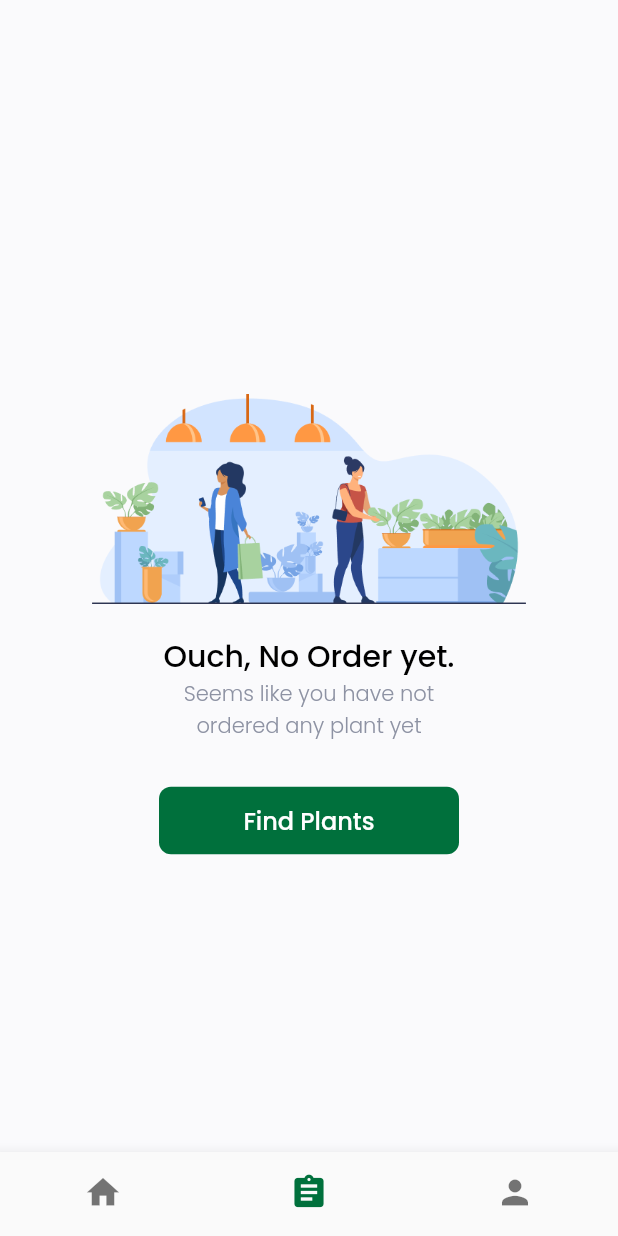
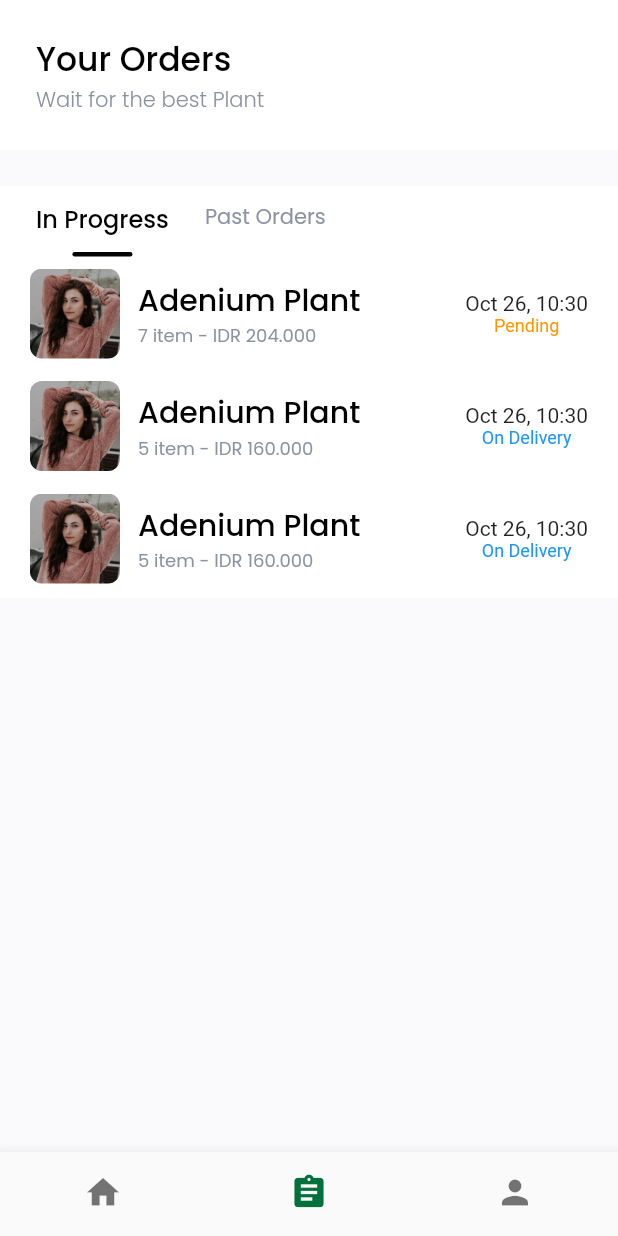
Before and after one commit to riocolis/PlantMarketFlutter, a Flutter app: the screen it shows after launch, swiped to page 2, on a phone screen of 412 x 824 dp. Run offline on Flutter 3.47's test engine with Material 2 defaults, Android fonts, the phone set to English and light mode, and no system bars; our stand-ins replace equatable, flutter_spinkit, get, google_fonts, material_design_icons_flutter, supercharged.

Commit message:
order history

```diff
--- a/lib/models/transaction.dart
+++ b/lib/models/transaction.dart
@@ -51,7 +51,7 @@ List<Transaction> mockTransactions = [
     quantity: 10,
     total: (mockPlant[1].price * 10 * 1.1).round() + 50000,
     dateTime: DateTime.now(),
-    status: TransactionStatus.onDelivery,
+    status: TransactionStatus.cancelled,
     user: mockUser,
   ),
   Transaction(
@@ -60,7 +60,7 @@ List<Transaction> mockTransactions = [
     quantity: 7,
     total: (mockPlant[2].price * 7 * 1.1).round() + 50000,
     dateTime: DateTime.now(),
-    status: TransactionStatus.onDelivery,
+    status: TransactionStatus.pending,
     user: mockUser,
   ),
   Transaction(
@@ -69,7 +69,34 @@ List<Transaction> mockTransactions = [
     quantity: 5,
     total: (mockPlant[3].price * 5 * 1.1).round() + 50000,
     dateTime: DateTime.now(),
+    status: TransactionStatus.delivered,
+    user: mockUser,
+  ),
+  Transaction(
+    id: 4,
+    plant: mockPlant[3],
+    quantity: 5,
+    total: (mockPlant[3].price * 5 * 1.1).round() + 50000,
+    dateTime: DateTime.now(),
     status: TransactionStatus.onDelivery,
     user: mockUser,
   ),
+  Transaction(
+    id: 5,
+    plant: mockPlant[3],
+    quantity: 5,
+    total: (mockPlant[3].price * 5 * 1.1).round() + 50000,
+    dateTime: DateTime.now(),
+    status: TransactionStatus.onDelivery,
+    user: mockUser,
+  ),
+  Transaction(
+    id: 6,
+    plant: mockPlant[3],
+    quantity: 5,
+    total: (mockPlant[3].price * 5 * 1.1).round() + 50000,
+    dateTime: DateTime.now(),
+    status: TransactionStatus.cancelled,
+    user: mockUser,
+  ),
 ];
--- /dev/null
+++ b/lib/shared/helper.dart
@@ -0,0 +1,84 @@
+part of 'shared.dart';
+
+class Helpers {
+  static String formatIDR(dynamic value) {
+    return NumberFormat.currency(
+            locale: 'id-ID', symbol: 'IDR ', decimalDigits: 0)
+        .format(value);
+  }
+
+  static String convertDateTime(DateTime dateTime) {
+    String month;
+    switch (dateTime.month) {
+      case 1:
+        month = 'Jan';
+        break;
+      case 2:
+        month = 'Feb';
+        break;
+      case 3:
+        month = 'Mar';
+        break;
+      case 4:
+        month = 'Apr';
+        break;
+      case 5:
+        month = 'May';
+        break;
+      case 6:
+        month = 'Jun';
+        break;
+      case 7:
+        month = 'Jul';
+        break;
+      case 8:
+        month = 'Aug';
+        break;
+      case 9:
+        month = 'Sep';
+        break;
+      case 10:
+        month = 'Oct';
+        break;
+      case 11:
+        month = 'Nov';
+        break;
+      default:
+        month = 'Des';
+        break;
+    }
+    return month + ' ${dateTime.day}, ${dateTime.hour}:${dateTime.minute}';
+  }
+
+  static String transactionString(TransactionStatus transactionStatus) {
+    switch (transactionStatus) {
+      case TransactionStatus.delivered:
+        return 'Delivered';
+        break;
+      case TransactionStatus.cancelled:
+        return 'Cancelled';
+        break;
+      case TransactionStatus.onDelivery:
+        return 'On Delivery';
+        break;
+      default:
+        return 'Pending';
+    }
+  }
+
+  static Color transactionColor(TransactionStatus transactionStatus) {
+    switch (transactionStatus) {
+      case TransactionStatus.delivered:
+        return Colors.green;
+        break;
+      case TransactionStatus.cancelled:
+        return Colors.red;
+        break;
+      case TransactionStatus.onDelivery:
+        return Colors.blue;
+        break;
+      default:
+        return Colors.orange;
+    }
+  }
+}
--- a/lib/shared/shared.dart
+++ b/lib/shared/shared.dart
@@ -1,6 +1,9 @@
 import 'package:flutter/material.dart';
 import 'package:google_fonts/google_fonts.dart';
+import 'package:intl/intl.dart';
+import 'package:plant_market_flutter/models/models.dart';
 import 'package:supercharged/supercharged.dart';
 
 part 'theme.dart';
 part 'string.dart';
+part 'helper.dart';
--- a/lib/shared/string.dart
+++ b/lib/shared/string.dart
@@ -36,3 +36,6 @@ const String labelAddress = 'Address';
 const String labelHouseNo = 'House No.';
 const String labelCity = 'City';
 const String labelCheckOut = 'Checkout Now';
+
+const String titleOrderHistory = 'Your Orders';
+const String subtitleOrderHistory = 'Wait for the best Plant';
--- /dev/null
+++ b/lib/ui/pages/auth/success_signup_page.dart
@@ -0,0 +1,17 @@
+part of pages;
+
+class SuccessSignUpPage extends StatelessWidget {
+  @override
+  Widget build(BuildContext context) {
+    return Scaffold(
+      backgroundColor: Colors.white,
+      body: IllustrationPage(
+        title: "Yeay! Completed",
+        subtitle: "Now you can to Order some foods",
+        picturePath: '$imgillustrationSuccessSignUp',
+        buttonTap1: () {},
+        buttonTitle1: "Find Plants",
+      ),
+    );
+  }
+}
--- a/lib/ui/pages/main/detail/plant_detail_page.dart
+++ b/lib/ui/pages/main/detail/plant_detail_page.dart
@@ -201,10 +201,7 @@ class _PlantDetailPageState extends State<PlantDetailPage> {
         Text('$labelTotalPrice',
             style: defaultGreyFontStyle.copyWith(fontSize: 13)),
         SizedBox(height: 6),
-        Text(
-            NumberFormat.currency(
-                    locale: 'id-ID', symbol: 'IDR ', decimalDigits: 0)
-                .format(quantity * widget.transaction.plant.price),
+        Text(Helpers.formatIDR(quantity * widget.transaction.plant.price),
             style: defaultblackFontStyle.copyWith(fontSize: 18)),
       ],
     );
--- a/lib/ui/pages/main/main_page.dart
+++ b/lib/ui/pages/main/main_page.dart
@@ -34,13 +34,7 @@ class _MainPageState extends State<MainPage> {
       },
       children: [
         HomePage(),
-        IllustrationPage(
-          picturePath: "$imgillustrationOrders",
-          title: 'Ouch, No Order yet.',
-          subtitle: 'Seems like you have not\nordered any plant yet',
-          buttonTap1: () {},
-          buttonTitle1: 'Find Plants',
-        ),
+        OrderHistoryPage(),
         Center(child: Text('Profil')),
       ],
     ));
--- /dev/null
+++ b/lib/ui/pages/order/order_history_page.dart
@@ -0,0 +1,108 @@
+part of pages;
+
+class OrderHistoryPage extends StatefulWidget {
+  @override
+  _OrderHistoryPageState createState() => _OrderHistoryPageState();
+}
+
+class _OrderHistoryPageState extends State<OrderHistoryPage> {
+  int selectedIndex = 0;
+  List<Transaction> inProgress = mockTransactions
+      .where((element) =>
+          element.status == TransactionStatus.onDelivery ||
+          element.status == TransactionStatus.pending)
+      .toList();
+  List<Transaction> past = mockTransactions
+      .where((element) =>
+          element.status == TransactionStatus.delivered ||
+          element.status == TransactionStatus.cancelled)
+      .toList();
+
+  @override
+  Widget build(BuildContext context) {
+    if (inProgress.length == 0 && past.length == 0) {
+      return IllustrationPage(
+        picturePath: "$imgillustrationOrders",
+        title: 'Ouch, No Order yet.',
+        subtitle: 'Seems like you have not\nordered any plant yet',
+        buttonTap1: () {},
+        buttonTitle1: 'Find Plants',
+      );
+    } else {
+      return ListView(
+        children: [
+          _buildAppBar(),
+          _buildBody(),
+        ],
+      );
+    }
+  }
+
+  _buildAppBar() {
+    return Column(
+      children: [
+        Container(
+          height: 100,
+          width: double.infinity,
+          padding: EdgeInsets.symmetric(horizontal: defaultMargin),
+          margin: EdgeInsets.only(bottom: defaultMargin),
+          color: Colors.white,
+          child: Column(
+            crossAxisAlignment: CrossAxisAlignment.start,
+            mainAxisAlignment: MainAxisAlignment.center,
+            children: [
+              Text(
+                '$titleOrderHistory',
+                style: blackFont22Style,
+              ),
+              Text(
+                '$subtitleOrderHistory',
+                style:
+                    defaultGreyFontStyle.copyWith(fontWeight: FontWeight.w300),
+              ),
+            ],
+          ),
+        )
+      ],
+    );
+  }
+
+  _buildBody() {
+    return Container(
+      width: double.infinity,
+      color: Colors.white,
+      child: Column(
+        children: [
+          CustomTabBar(
+            titles: ['In Progress', 'Past Orders'],
+            selectedIndex: selectedIndex,
+            onTap: (index) {
+              setState(() {
+                selectedIndex = index;
+              });
+            },
+          ),
+          //SizedBox(height: 16),
+          Column(
+            children: (selectedIndex == 0 ? inProgress : past)
+                .map((e) => Padding(
+                      padding: EdgeInsets.fromLTRB(
+                          20,
+                          (e == mockPlant.first) ? 10 : 5,
+                          20,
+                          (e == mockPlant.first) ? 5 : 10),
+                      child: PlantItem(
+                        transaction: e,
+                        itemWidth: MediaQuery.of(context).size.width -
+                            2 * defaultMargin,
+                        plant: e.plant,
+                        isOrdered: true,
+                      ),
+                    ))
+                .toList(),
+          )
+        ],
+      ),
+    );
+  }
+}
--- a/lib/ui/pages/payment/payment_page.dart
+++ b/lib/ui/pages/order/payment_page.dart
@@ -37,7 +37,7 @@ class PaymentPage extends StatelessWidget {
           Text('$labelItemOrdered', style: blackFont16Style),
           SizedBox(height: 12),
           PlantItem(
-            isOrdered: true,
+            isPayment: true,
             transaction: transaction,
             plant: transaction.plant,
             itemWidth: 100,
--- /dev/null
+++ b/lib/ui/pages/order/success_order_page.dart
@@ -0,0 +1,19 @@
+part of pages;
+
+class SuccessOrderPage extends StatelessWidget {
+  @override
+  Widget build(BuildContext context) {
+    return Scaffold(
+      backgroundColor: Colors.white,
+      body: IllustrationPage(
+        title: "You've Made Order",
+        subtitle: "Keep Stay At Home\nand\nStay Save",
+        picturePath: '$imgillustrationDelivery',
+        buttonTap1: () {},
+        buttonTitle1: "Order Other Plants",
+        buttonTap2: () {},
+        buttonTitle2: "View My Order",
+      ),
+    );
+  }
+}
--- a/lib/ui/pages/pages.dart
+++ b/lib/ui/pages/pages.dart
@@ -8,16 +8,17 @@ import 'package:get/get.dart';
 import 'package:google_fonts/google_fonts.dart';
 import 'package:intl/intl.dart';
 import 'package:plant_market_flutter/models/models.dart';
-
 import 'package:plant_market_flutter/shared/shared.dart';
 import 'package:plant_market_flutter/ui/widgets/widgets.dart';
 
 part 'auth/address_page.dart';
 part 'auth/signin_page.dart';
 part 'auth/signup_page.dart';
-part 'main/main_page.dart';
-part 'main/home/home_page.dart';
 part 'general_page.dart';
 part 'main/detail/plant_detail_page.dart';
-part 'payment/payment_page.dart';
-part 'illustration_page.dart';
+part 'main/home/home_page.dart';
+part 'main/main_page.dart';
+part 'order/payment_page.dart';
+part 'order/success_order_page.dart';
+part 'auth/success_signup_page.dart';
+part 'order/order_history_page.dart';
--- a/lib/ui/pages/illustration_page.dart
+++ b/lib/ui/widgets/illustration_page.dart
@@ -1,4 +1,4 @@
-part of pages;
+part of 'widgets.dart';
 
 class IllustrationPage extends StatelessWidget {
   final String title;
@@ -26,22 +26,24 @@ class IllustrationPage extends StatelessWidget {
       child: Column(
         mainAxisAlignment: MainAxisAlignment.center,
         children: [
-          Container(
-            height: 180,
-            padding: EdgeInsets.symmetric(vertical: 20),
+          Padding(
+            padding: EdgeInsets.fromLTRB(36, 0, 36, 20),
             child: Image.asset("$picturePath"),
           ),
           Text(
             "$title",
             style: blackFont20Style,
           ),
-          Text(
-            "$subtitle",
-            style: defaultGreyFontStyle.copyWith(fontWeight: FontWeight.w300),
-            textAlign: TextAlign.center,
+          Padding(
+            padding: EdgeInsets.only(top: 8.0),
+            child: Text(
+              "$subtitle",
+              style: defaultGreyFontStyle.copyWith(fontWeight: FontWeight.w300),
+              textAlign: TextAlign.center,
+            ),
           ),
           Container(
-            margin: EdgeInsets.only(top: 30, bottom: 12),
+            margin: EdgeInsets.only(top: 10),
             width: 200,
             height: 45,
             child: RaisedButton(
@@ -58,7 +60,7 @@ class IllustrationPage extends StatelessWidget {
           ),
           buttonTap2 != null
               ? Container(
-                  margin: EdgeInsets.only(top: 30, bottom: 12),
+                  margin: EdgeInsets.only(top: 16, bottom: 12),
                   width: 200,
                   height: 45,
                   child: RaisedButton(
@@ -73,7 +75,7 @@ class IllustrationPage extends StatelessWidget {
                             fontWeight: FontWeight.w500, color: Colors.white),
                       )),
                 )
-              : SizedBox()
+              : SizedBox(),
         ],
       ),
     );
--- a/lib/ui/widgets/label_text.dart
+++ b/lib/ui/widgets/label_text.dart
@@ -25,12 +25,7 @@ class LabelTextRow extends StatelessWidget {
           style: defaultGreyFontStyle,
         )),
         currency != null
-            ? Text(
-                NumberFormat.currency(
-                  locale: 'id-ID',
-                  symbol: 'IDR ',
-                  decimalDigits: 0,
-                ).format(currency),
+            ? Text(Helpers.formatIDR(currency),
                 style: isTotal
                     ? blackFont16Style.copyWith(fontWeight: FontWeight.w600)
                     : blackFont16Style,
--- a/lib/ui/widgets/plant_item.dart
+++ b/lib/ui/widgets/plant_item.dart
@@ -4,6 +4,7 @@ class PlantItem extends StatelessWidget {
   final Plant plant;
   final Transaction transaction;
   final double itemWidth;
+  final bool isPayment;
   final bool isOrdered;
 
   const PlantItem(
@@ -11,11 +12,16 @@ class PlantItem extends StatelessWidget {
       @required this.plant,
       @required this.itemWidth,
       this.transaction,
+      this.isPayment = false,
       this.isOrdered = false})
       : super(key: key);
 
   @override
   Widget build(BuildContext context) {
+    return isOrdered ? _buildIsOrdered() : _buildIsNotOrdered();
+  }
+
+  _buildIsOrdered() {
     return Row(
       children: [
         Container(
@@ -39,15 +45,59 @@ class PlantItem extends StatelessWidget {
                 overflow: TextOverflow.clip,
               ),
               Text(
-                NumberFormat.currency(
-                        symbol: 'IDR ', decimalDigits: 0, locale: 'id-ID')
-                    .format(plant.price),
+                '${transaction.quantity} item - ' +
+                    Helpers.formatIDR(transaction.total),
                 style: defaultGreyFontStyle.copyWith(fontSize: 12),
               ),
             ],
           ),
         ),
-        isOrdered
+        Column(
+          children: [
+            Text(Helpers.convertDateTime(transaction.dateTime)),
+            Text(
+              Helpers.transactionString(transaction.status),
+              style: TextStyle(
+                  color: Helpers.transactionColor(transaction.status),
+                  fontSize: 12),
+            ),
+          ],
+        )
+      ],
+    );
+  }
+
+  _buildIsNotOrdered() {
+    return Row(
+      children: [
+        Container(
+          width: 60,
+          height: 60,
+          margin: EdgeInsets.only(right: 12),
+          decoration: BoxDecoration(
+            borderRadius: BorderRadius.circular(8),
+            image: DecorationImage(
+                image: AssetImage(plant.pictureUrl), fit: BoxFit.cover),
+          ),
+        ),
+        Expanded(
+          child: Column(
+            crossAxisAlignment: CrossAxisAlignment.start,
+            children: [
+              Text(
+                plant.name,
+                style: blackFont20Style,
+                maxLines: 1,
+                overflow: TextOverflow.clip,
+              ),
+              Text(
+                Helpers.formatIDR(plant.price),
+                style: defaultGreyFontStyle.copyWith(fontSize: 12),
+              ),
+            ],
+          ),
+        ),
+        isPayment
             ? Text(
                 '${transaction.quantity} items',
                 style: defaultGreyFontStyle.copyWith(fontSize: 13),
--- a/lib/ui/widgets/widgets.dart
+++ b/lib/ui/widgets/widgets.dart
@@ -2,15 +2,17 @@ import 'package:flutter/material.dart';
 import 'package:flutter_spinkit/flutter_spinkit.dart';
 import 'package:intl/intl.dart';
 import 'package:material_design_icons_flutter/material_design_icons_flutter.dart';
-import 'package:plant_market_flutter/models/models.dart';
-import 'package:plant_market_flutter/shared/shared.dart';
 
+import '../../models/models.dart';
+import '../../shared/shared.dart';
+
+part 'custom_bottom_navigation_bar.dart';
+part 'custom_tabbar.dart';
+part 'illustration_page.dart';
+part 'image_circle.dart';
+part 'label_text.dart';
+part 'loading_button.dart';
+part 'plant_card.dart';
+part 'plant_item.dart';
+part 'rating_stars.dart';
 part 'title_textfield.dart';
-part 'loading_button.dart';
-part 'image_circle.dart';
-part 'custom_bottom_navigation_bar.dart';
-part 'rating_stars.dart';
-part 'plant_card.dart';
-part 'custom_tabbar.dart';
-part 'plant_item.dart';
-part 'label_text.dart';
```
